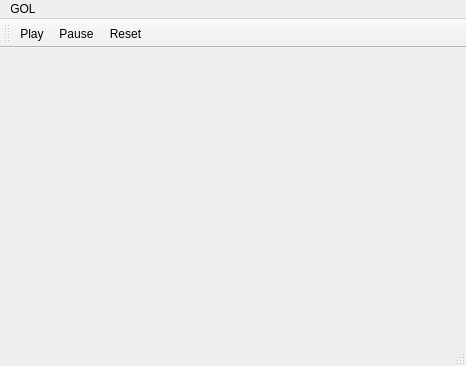
Qt form gol_window/mainwindow.ui (jmac97/Game-of-Life) before a commit.
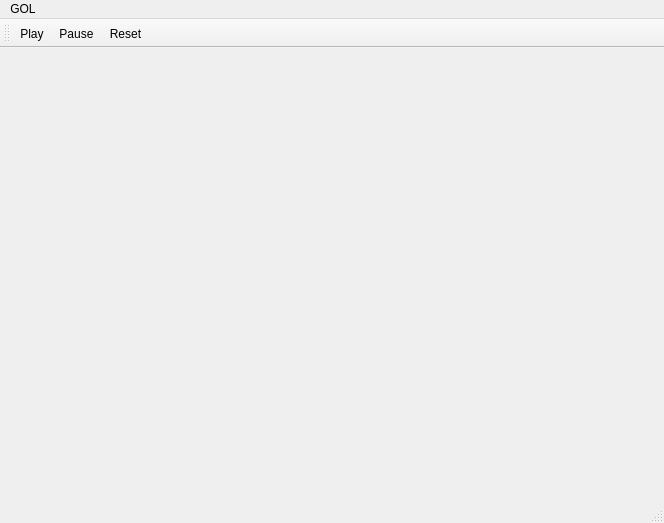
The same form after that commit. Icons and pictures are not drawn.

Commit message: basic window, still needs a lot of work

Patch:
```diff
--- a/gol_window/mainwindow.ui
+++ b/gol_window/mainwindow.ui
@@ -9,8 +9,8 @@
    <rect>
     <x>0</x>
     <y>0</y>
-    <width>466</width>
-    <height>366</height>
+    <width>664</width>
+    <height>523</height>
    </rect>
   </property>
   <property name="windowTitle">
@@ -27,7 +27,7 @@
     <rect>
      <x>0</x>
      <y>0</y>
-     <width>466</width>
+     <width>664</width>
      <height>24</height>
     </rect>
    </property>
```
The commit also changes 6 other files.
